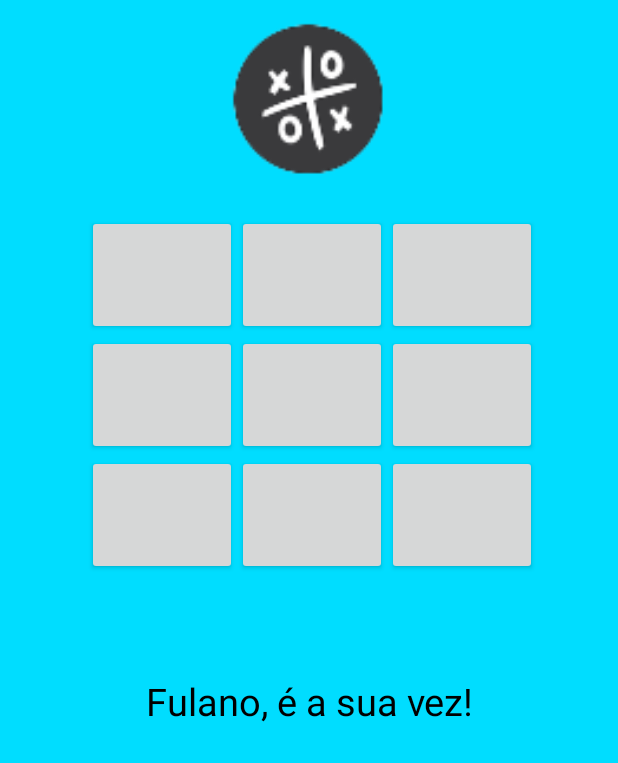
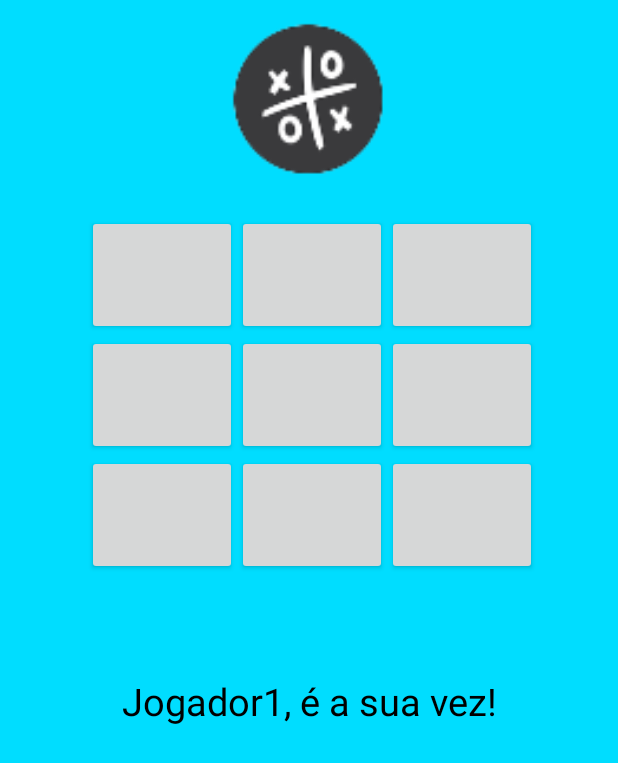
Before and after one commit to marcoscastro/appjogodavelha, an Android app: the screen it shows after launch (GameActivity), after a tap on "JOGAR", on a phone screen of 412 x 824 dp. Shown: the top 763 px of the screen. Run offline under Robolectric (Android 15) with nearby library versions, the phone set to English and light mode, and no system bars.

Commit message:
update gameactivity

```diff
--- a/app/src/main/java/com/mcastrosouza/jogodavelha/GameActivity.java
+++ b/app/src/main/java/com/mcastrosouza/jogodavelha/GameActivity.java
@@ -2,16 +2,31 @@ package com.mcastrosouza.jogodavelha;
 
 import android.app.Activity;
 import android.os.Bundle;
+import android.widget.TextView;
 
 /**
  * Created by marcos on 23/12/16.
  */
 
 public class GameActivity extends Activity {
+    private TextView textView;
+    private String jogador1, jogador2;
+    private int vez;
 
     @Override
     public void onCreate(Bundle savedInstanceState) {
         super.onCreate(savedInstanceState);
         setContentView(R.layout.activity_game);
+
+        // obtendo os nomes dos jogadores
+        jogador1 = getIntent().getStringExtra("JOGADOR1");
+        jogador2 = getIntent().getStringExtra("JOGADOR2");
+
+        // obtendo a textview
+        textView = (TextView)findViewById(R.id.viewVez);
+        textView.setText(jogador1 + ", é a sua vez!");
+
+        // jogador1 começa
+        vez = 1;
     }
 }
--- a/app/src/main/java/com/mcastrosouza/jogodavelha/MainActivity.java
+++ b/app/src/main/java/com/mcastrosouza/jogodavelha/MainActivity.java
@@ -34,8 +34,12 @@ public class MainActivity extends Activity {
         if(jogador2.isEmpty())
             jogador2 = "Jogador2";
 
-        // chama a outra activity
+        // criando um intent
         Intent intent = new Intent(this, GameActivity.class);
+        // passando valores para a outra activity
+        intent.putExtra("JOGADOR1", jogador1);
+        intent.putExtra("JOGADOR2", jogador2);
+        // iniciando a outra activity
         startActivity(intent);
     }
 }
--- a/app/src/main/res/values/strings.xml
+++ b/app/src/main/res/values/strings.xml
@@ -1,6 +1,6 @@
 <resources>
     <string name="app_name">JogoDaVelha</string>
-    <string name="vez">Fulano, é a sua vez!</string>
+    <string name="vez"></string>
     <string name="jogador1">Nome do jogador 1:</string>
     <string name="jogador2">Nome do jogador 2:</string>
     <string name="jogar">Jogar</string>
```
